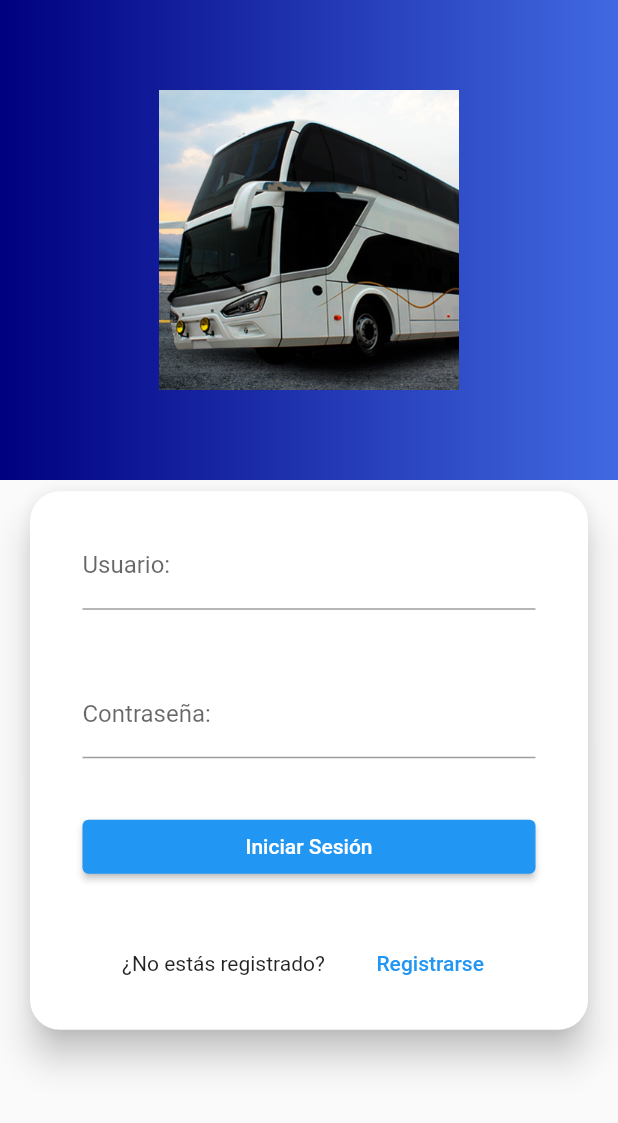
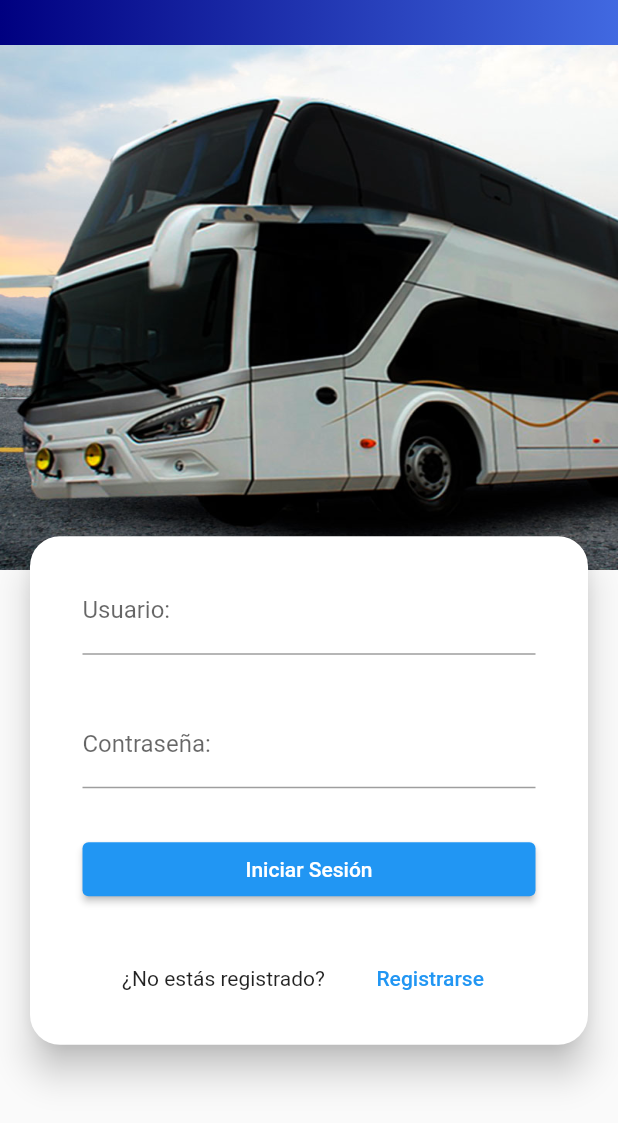
Before and after one commit to suarezKevin/GestionBuses, a Flutter app: the screen it shows after launch, after a tap on "Registrarse", on a phone screen of 412 x 824 dp. Shown: the top 1123 px of the screen. Run offline on Flutter 3.47's test engine with Material 2 defaults, Android fonts, the phone set to English and light mode, and no system bars; our stand-ins replace hexcolor, image_picker.

Commit message:
DBS-17 Login Mobil del Usuario(Pasajero)

```diff
--- a/lib/src/screens/login_page.dart
+++ b/lib/src/screens/login_page.dart
@@ -19,7 +19,7 @@ class _LoginPageState extends State<LoginPage> {
         children: [
           Container(
             width: double.infinity,
-            padding: EdgeInsets.symmetric(vertical: 60),
+            padding: EdgeInsets.only(top: 30),
             decoration: BoxDecoration(
               gradient: LinearGradient(colors: [
                 HexColor("#000080"),
@@ -28,12 +28,13 @@ class _LoginPageState extends State<LoginPage> {
             ),
             child: Image.asset(
               "assets/images/imglogin.jpeg",
-              height: 200,
-              width: 200,
+              width: double.infinity,
+              height: 350,
+              fit: BoxFit.fill,
             ),
           ),
           Transform.translate(
-            offset: Offset(0, 30),
+            offset: Offset(0, 50),
             child: Center(
               child: SingleChildScrollView(
                 child: Card(
@@ -59,7 +60,7 @@ class _LoginPageState extends State<LoginPage> {
                           ),
                         ),
                         SizedBox(
-                          height: 40,
+                          height: 30,
                         ),
                         TextFormField(
                           decoration: InputDecoration(
@@ -68,7 +69,7 @@ class _LoginPageState extends State<LoginPage> {
                           obscureText: true,
                         ),
                         SizedBox(
-                          height: 35,
+                          height: 30,
                         ),
                         ElevatedButton(
                           onPressed: () {
@@ -91,7 +92,7 @@ class _LoginPageState extends State<LoginPage> {
                           ),
                         ),
                         SizedBox(
-                          height: 30,
+                          height: 25,
                         ),
                         Row(
                           mainAxisAlignment: MainAxisAlignment.spaceEvenly,
@@ -101,9 +102,7 @@ class _LoginPageState extends State<LoginPage> {
                             ),
                             TextButton(
                                 onPressed: () {
-                                  Navigator.of(context).pushNamed(
-                                    '/register',
-                                  );
+                                  _showRegister(context);
                                 },
                                 child: Text("Registrarse"))
                           ],
@@ -127,4 +126,10 @@ class _LoginPageState extends State<LoginPage> {
       });
     }
   }
+
+  void _showRegister(BuildContext context) {
+    Navigator.of(context).pushNamed(
+      '/register',
+    );
+  }
 }
```
